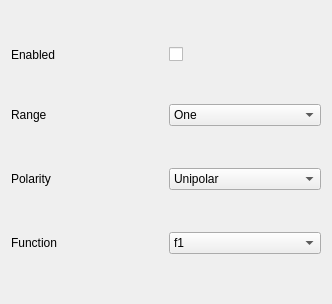
Before: the Qt Designer form Aquisition/MVC/Views/InChannelWidget.ui in zigorrom/PyFANS, drawn with Qt 5.
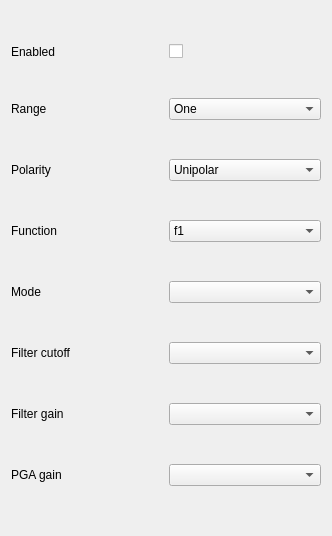
After: the same form once the commit is applied.

Commit message: ai_channels configuration

The edit to the form file:
```diff
--- a/Aquisition/MVC/Views/InChannelWidget.ui
+++ b/Aquisition/MVC/Views/InChannelWidget.ui
@@ -7,7 +7,7 @@
     <x>0</x>
     <y>0</y>
     <width>332</width>
-    <height>304</height>
+    <height>536</height>
    </rect>
   </property>
   <property name="windowTitle">
@@ -101,6 +101,46 @@
      </item>
     </widget>
    </item>
+   <item row="4" column="0">
+    <widget class="QLabel" name="label">
+     <property name="text">
+      <string>Mode</string>
+     </property>
+    </widget>
+   </item>
+   <item row="4" column="1">
+    <widget class="QComboBox" name="ui_mode"/>
+   </item>
+   <item row="5" column="0">
+    <widget class="QLabel" name="label_2">
+     <property name="text">
+      <string>Filter cutoff</string>
+     </property>
+    </widget>
+   </item>
+   <item row="5" column="1">
+    <widget class="QComboBox" name="ui_filter_cutoff"/>
+   </item>
+   <item row="6" column="0">
+    <widget class="QLabel" name="label_3">
+     <property name="text">
+      <string>Filter gain</string>
+     </property>
+    </widget>
+   </item>
+   <item row="6" column="1">
+    <widget class="QComboBox" name="ui_filter_gain"/>
+   </item>
+   <item row="7" column="0">
+    <widget class="QLabel" name="label_4">
+     <property name="text">
+      <string>PGA gain</string>
+     </property>
+    </widget>
+   </item>
+   <item row="7" column="1">
+    <widget class="QComboBox" name="ui_pga_gain"/>
+   </item>
   </layout>
  </widget>
  <resources/>
```
The commit also changes 3 other files.
